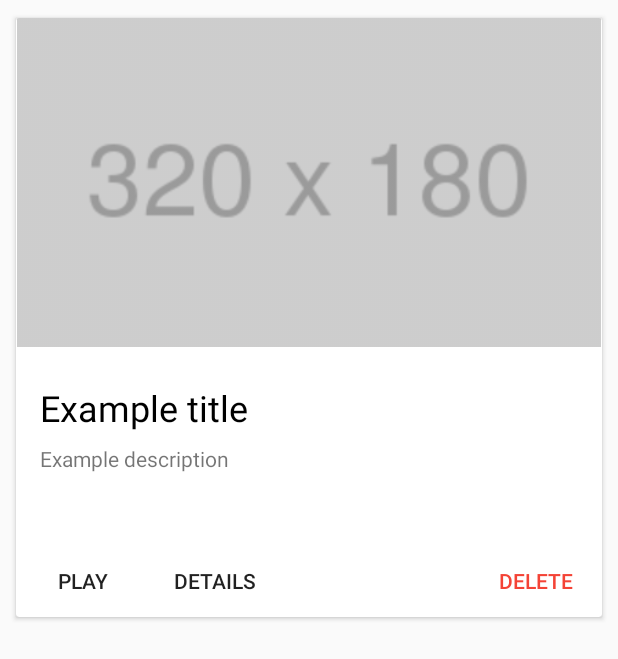
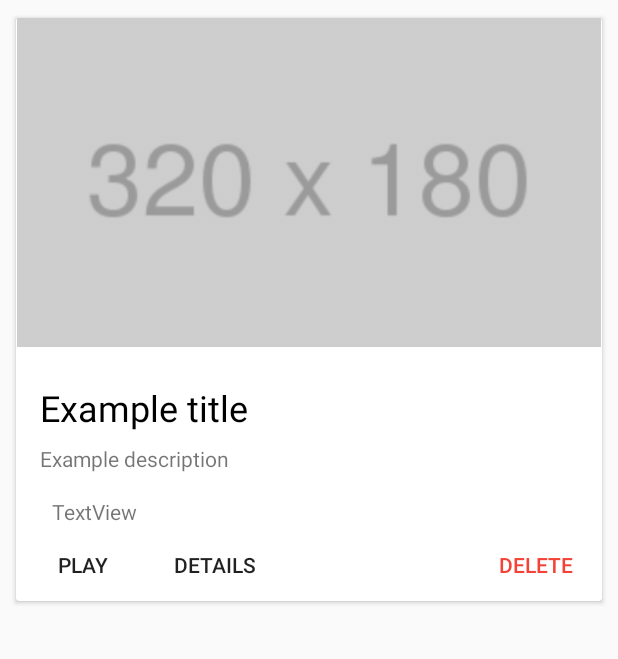
Before and after one commit to mizucoffee/DD-122, an Android app: the layout card_recorded_layout.xml on its own in the app's theme, with its tools: preview values and no code run, on a phone screen of 412 x 824 dp. Shown: the top 659 px of the screen. Run offline under Robolectric (Android 15) with nearby library versions, the phone set to English and light mode, and no system bars.

Commit message:
[add] timestamp

```diff
--- a/app/src/main/res/layout/card_recorded_layout.xml
+++ b/app/src/main/res/layout/card_recorded_layout.xml
@@ -37,7 +37,8 @@
                 android:paddingBottom="8sp"
                 android:text="Example title"
                 android:textColor="#000"
-                android:id="@+id/title_tv"/>
+                android:id="@+id/title_tv"
+                android:maxLines="2" />
 
             <TextView
                 android:layout_width="match_parent"
@@ -48,7 +49,17 @@
                 android:paddingBottom="16sp"
                 android:text="Example description"
                 android:id="@+id/des_tv"
-                android:lines="3" />
+                android:maxLines="3" />
+
+            <TextView
+                android:text="TextView"
+                android:layout_width="match_parent"
+                android:layout_height="wrap_content"
+                android:textSize="14sp"
+                android:paddingRight="16sp"
+                android:paddingLeft="24dp"
+                android:paddingBottom="2sp"
+                android:id="@+id/time_tv" />
 
             <LinearLayout
                 android:layout_width="match_parent"
--- a/build.gradle
+++ b/build.gradle
@@ -7,6 +7,7 @@ buildscript {
     dependencies {
         classpath 'com.android.tools.build:gradle:2.2.2'
         classpath 'me.tatarka:gradle-retrolambda:3.2.0'
+        classpath 'me.tatarka.retrolambda.projectlombok:lombok.ast:0.2.3.a2'
         // NOTE: Do not place your application dependencies here; they belong
         // in the individual module build.gradle files
     }
```
Also changed, not shown: app/src/main/java/net/mizucoffee/hatsuyuki_chinachu/dashboard/recorded/RecordedCardRecyclerAdapter.java (+9 -5 lines).
